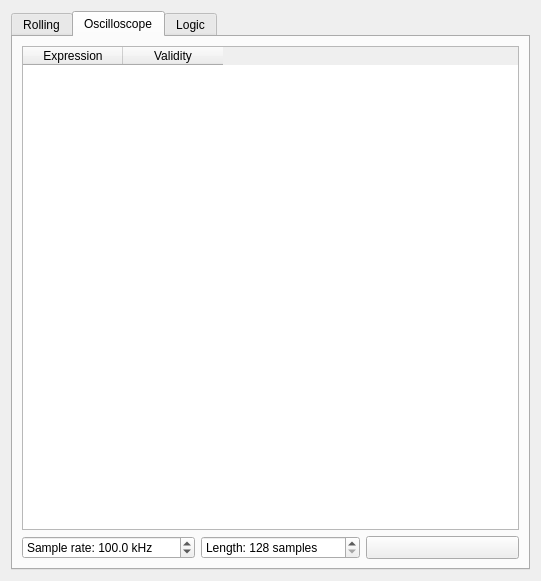
First picture: the form in manualinputdialog.ui, repository jirimaier/DataPlotter, before the edit.
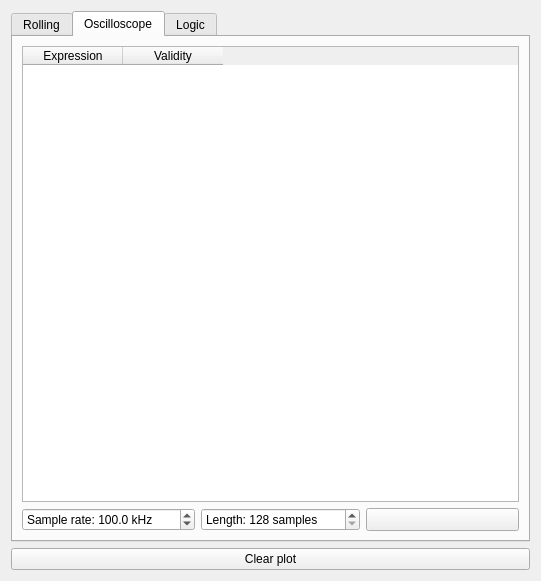
Second picture: the form after the edit. The open tabs and pages were chosen to show the change. Icons and pictures are not drawn.

Commit message: added clear all function to settings

Diff of the .ui file:
```diff
--- a/manualinputdialog.ui
+++ b/manualinputdialog.ui
@@ -13,11 +13,11 @@
   <property name="windowTitle">
    <string>Simulated data input</string>
   </property>
-  <layout class="QHBoxLayout" name="horizontalLayout">
+  <layout class="QVBoxLayout" name="verticalLayout_4">
    <item>
     <widget class="QTabWidget" name="tabWidget">
      <property name="currentIndex">
-      <number>2</number>
+      <number>1</number>
      </property>
      <widget class="QWidget" name="Rolling">
       <attribute name="title">
@@ -372,6 +372,13 @@
      </widget>
     </widget>
    </item>
+   <item>
+    <widget class="QPushButton" name="pushButtonClearAll">
+     <property name="text">
+      <string>Clear plot</string>
+     </property>
+    </widget>
+   </item>
   </layout>
  </widget>
  <resources>
```
The commit also changes 4 other files.
